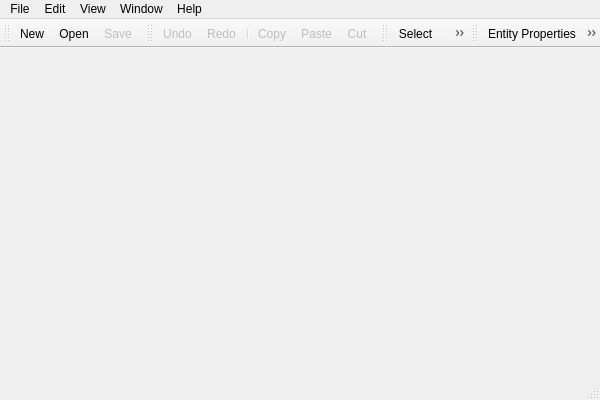
Before: the Qt Designer form Tools/breezEd/ui/MainWindow.ui in shadercoder/breeze-2, drawn with Qt 5.
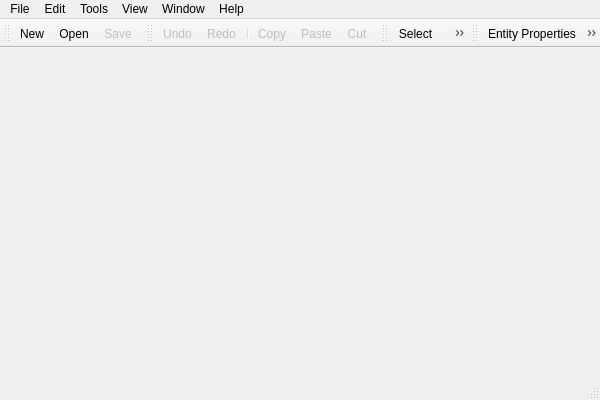
After: the same form once the commit is applied. Icons and pictures are not drawn.

```diff
--- a/Tools/breezEd/ui/MainWindow.ui
+++ b/Tools/breezEd/ui/MainWindow.ui
@@ -170,8 +170,16 @@
     </property>
     <addaction name="actionAbout"/>
    </widget>
+   <widget class="QMenu" name="menuTools">
+    <property name="title">
+     <string>Tools</string>
+    </property>
+    <addaction name="actionMesh_Import"/>
+    <addaction name="actionShape_Import"/>
+   </widget>
    <addaction name="menuFile"/>
    <addaction name="menuEdit"/>
+   <addaction name="menuTools"/>
    <addaction name="menuWindows"/>
    <addaction name="menuWindow"/>
    <addaction name="menuHelp"/>
```
Left out of the diff: 22 changed lines with no effect on the pictures.
